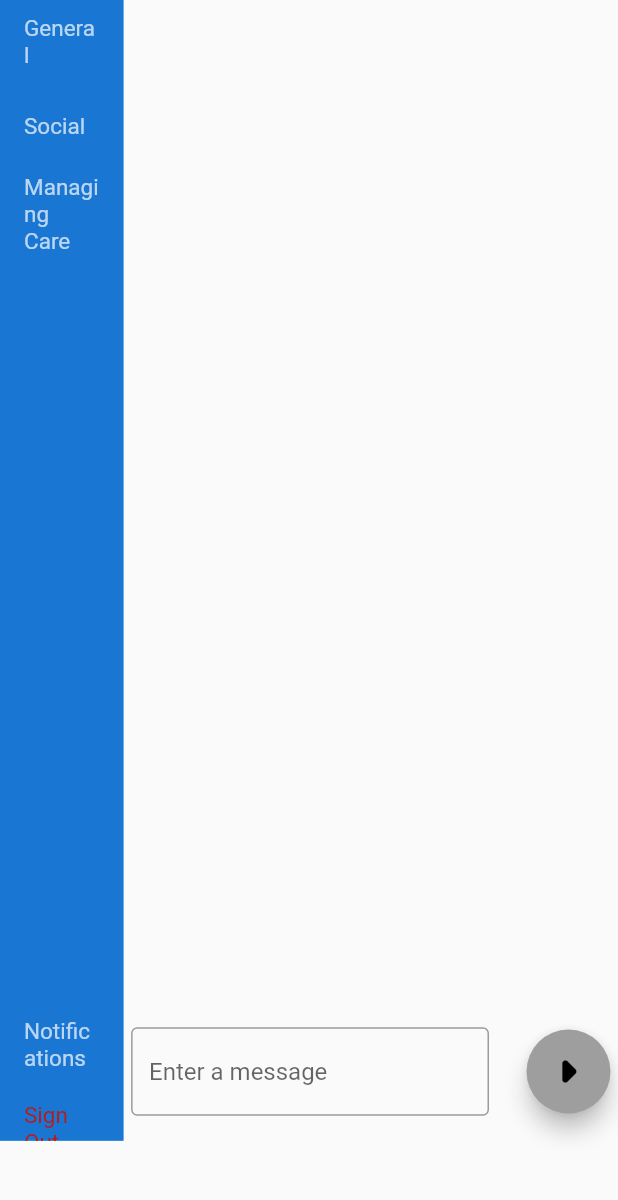
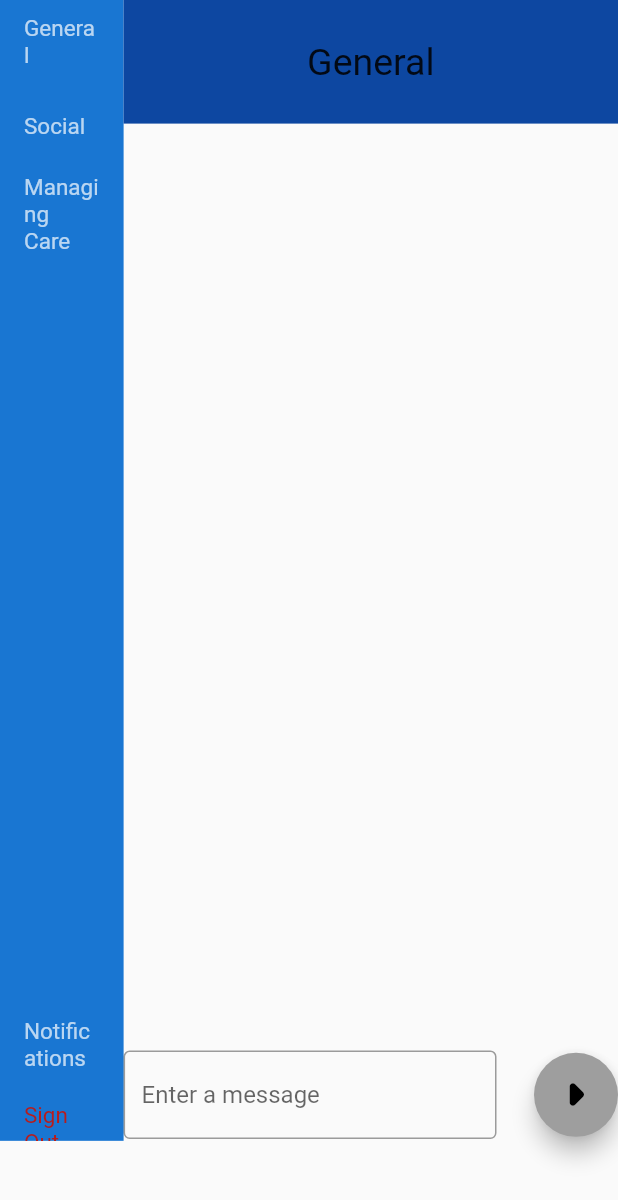
Before and after one commit to wearablebiosensing/carewell_iOS_app, a Flutter app: the Feed screen opened directly, after a tap on "General", on a phone screen of 412 x 824 dp. Shown: the top 1200 px of the screen. Run offline on Flutter 3.47's test engine with Material 2 defaults, Android fonts, the phone set to English and light mode, and no system bars; our stand-ins replace cloud_firestore, firebase_auth, firebase_core, webview_flutter; missing offline and left inert: gsheets, platform_device_id; accounts and stored records are empty; key blocks and very long unbroken strings in the code were emptied for the run.

Commit message:
Users can now post to General, Social, and managing Care

```diff
--- a/carewellapp/lib/Chat Application/chatViews/feed.dart
+++ b/carewellapp/lib/Chat Application/chatViews/feed.dart
@@ -8,17 +8,14 @@ import 'package:flutter/foundation.dart';
 import 'package:flutter/gestures.dart';
 import 'package:flutter/material.dart';
 
+String selection = 'General';
+
 class Feed extends StatefulWidget {
   @override
   _FeedState createState() => _FeedState();
 }
 
 class _FeedState extends State<Feed> {
-  final Stream<QuerySnapshot> _usersStream = FirebaseFirestore.instance
-      .collection('Chats')
-      .orderBy('time')
-      .snapshots();
-
   @override
   Widget build(BuildContext context) {
     return Scaffold(
@@ -37,14 +34,9 @@ class _FeedState extends State<Feed> {
                             color: Colors.white70,
                             fontSize: 15 /*/ deviceTextScaleFactor + 2*/)),
                     onTap: () async {
-                      var startDashboard =
-                          DateTime.now().millisecondsSinceEpoch;
-
-                      appBarText = "General";
-
-                      var stopDashboard = DateTime.now().millisecondsSinceEpoch;
-
-                      final usage_data_dasboard = {};
+                      setState(() {
+                        selection = "General";
+                      });
                     },
                   ),
                   ListTile(
@@ -53,11 +45,9 @@ class _FeedState extends State<Feed> {
                             color: Colors.white70,
                             fontSize: 15 /* /  deviceTextScaleFactor + 2 */)),
                     onTap: () async {
-                      var startEducation =
-                          DateTime.now().millisecondsSinceEpoch;
-                      //  onIndexChanged(1);
-                      appBarText = "Social";
-                      var stopEducation = DateTime.now().millisecondsSinceEpoch;
+                      setState(() {
+                        selection = "Social";
+                      });
                     },
                   ),
                   ListTile(
@@ -66,12 +56,9 @@ class _FeedState extends State<Feed> {
                             color: Colors.white70,
                             fontSize: 15 /*/ deviceTextScaleFactor + 2 */)),
                     onTap: () async {
-                      var startManagingCare =
-                          DateTime.now().millisecondsSinceEpoch;
-                      //  onIndexChanged(2);
-                      appBarText = "Managing Care";
-                      var stopManagingCare =
-                          DateTime.now().millisecondsSinceEpoch;
+                      setState(() {
+                        selection = "Managing Care";
+                      });
                     },
                   ),
                   SizedBox(
@@ -82,14 +69,7 @@ class _FeedState extends State<Feed> {
                         style: TextStyle(
                             color: Colors.white70,
                             fontSize: 15 /*/ deviceTextScaleFactor + 2 */)),
-                    onTap: () async {
-                      var startManagingCare =
-                          DateTime.now().millisecondsSinceEpoch;
-                      //  onIndexChanged(2);
-                      appBarText = "Notifications";
-                      var stopManagingCare =
-                          DateTime.now().millisecondsSinceEpoch;
-                    },
+                    onTap: () async {},
                   ),
                   ListTile(
                     title: Text("Sign Out",
@@ -113,7 +93,7 @@ class _FeedState extends State<Feed> {
                 ],
               )),
         ]),
-        feed(context, _usersStream),
+        feed(context, getStream()),
       ],
     ));
   }
@@ -156,15 +136,27 @@ Container feed(
   return Container(
     height: MediaQuery.of(context).size.height,
     width: MediaQuery.of(context).size.width * 0.80,
-    padding: EdgeInsets.all(5.0),
+    //padding: EdgeInsets.all(5.0),
     child: Column(
       children: [
         Container(
-          height: MediaQuery.of(context).size.height * 0.825,
+            height: MediaQuery.of(context).size.height * 0.1,
+            width: MediaQuery.of(context).size.width,
+            color: Colors.blue[900],
+            child: Align(
+              alignment: Alignment.center,
+              child: Text(
+                selection,
+                textAlign: TextAlign.center,
+                style: TextStyle(fontSize: 25),
+              ),
+            )),
+        Container(
+          height: MediaQuery.of(context).size.height * 0.75,
           width: MediaQuery.of(context).size.width,
           child: SingleChildScrollView(
             child: Column(children: [
-              messageStream(_usersStream),
+              messageStream(getStream()),
             ]),
           ),
         ),
@@ -194,15 +186,13 @@ Container feed(
                 if (message.isEmpty) {
                   print("Message is empty");
                 } else {
-                  //new Timestamp.now();
-
-                  FirebaseFirestore.instance.collection('Chats').add({
+                  FirebaseFirestore.instance.collection(selection).add({
                     'message': message,
                     'time': new Timestamp.now(),
                     'user': username
                   });
-                  messageTextEditingController.clear();
                 }
+                messageTextEditingController.clear();
               },
             ),
           ],
@@ -212,6 +202,13 @@ Container feed(
   );
 }
 
+Stream<QuerySnapshot> getStream() {
+  return FirebaseFirestore.instance
+      .collection(selection)
+      .orderBy('time')
+      .snapshots();
+}
+
 Future<void> _signOut() async {
   await FirebaseAuth.instance.signOut();
 }
```
